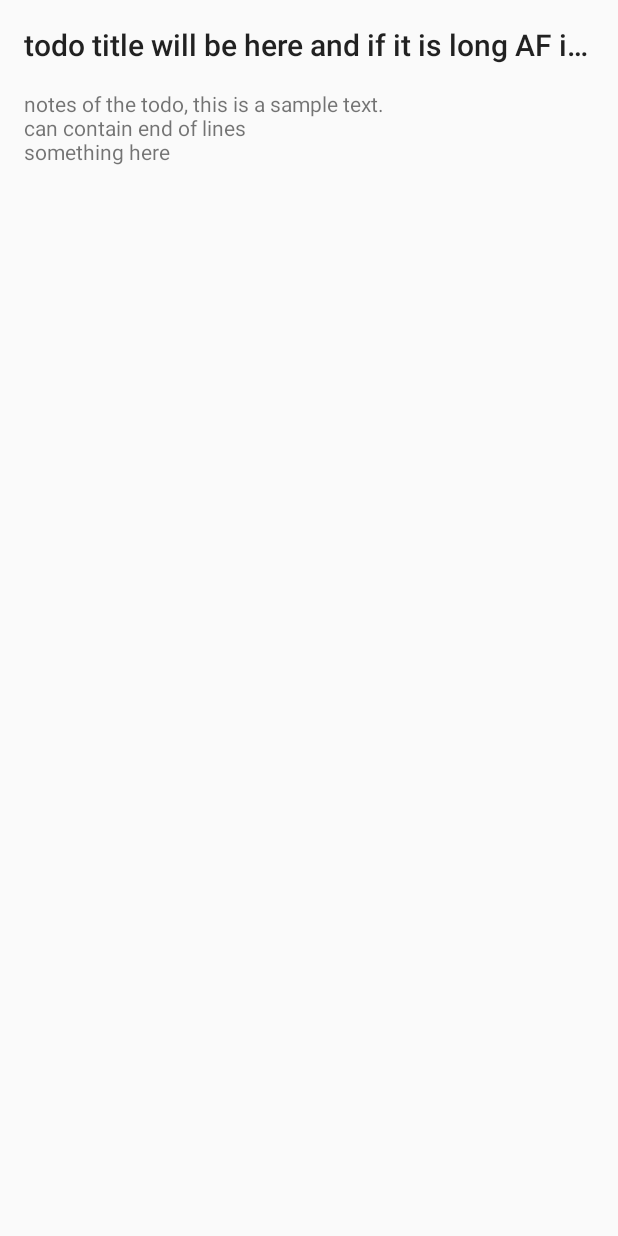
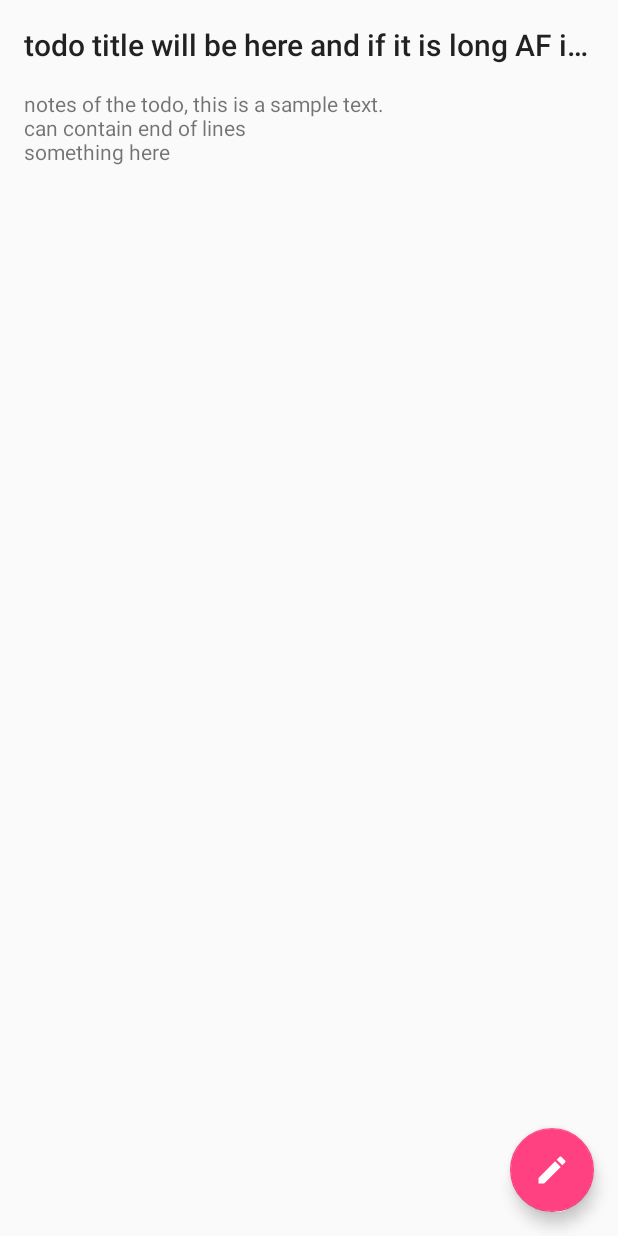
Before and after one commit to Nearsoft/android-school, an Android app: the layout activity_detail.xml on its own in the app's theme, with its tools: preview values and no code run, on a phone screen of 412 x 824 dp. Run offline under Robolectric (Android 15) with nearby library versions, the phone set to English and light mode, and no system bars.

Commit message:
details activity
- add fab to transition to `edit` activity

```diff
--- a/todoapp/TODOapp/app/src/main/java/com/nearsoft/androidschool/todoapp/activities/detail/DetailActivity.java
+++ b/todoapp/TODOapp/app/src/main/java/com/nearsoft/androidschool/todoapp/activities/detail/DetailActivity.java
@@ -2,7 +2,10 @@ package com.nearsoft.androidschool.todoapp.activities.detail;
 
 import android.os.Bundle;
 import android.support.annotation.Nullable;
+import android.support.design.widget.FloatingActionButton;
+import android.support.design.widget.Snackbar;
 import android.support.v7.app.AppCompatActivity;
+import android.view.View;
 import android.widget.TextView;
 
 import com.nearsoft.androidschool.todoapp.R;
@@ -14,6 +17,7 @@ public class DetailActivity extends AppCompatActivity {
 
     private TextView titleTextView;
     private TextView notesTextView;
+    private FloatingActionButton editFab;
 
     private ToDoContent todo;
 
@@ -24,6 +28,14 @@ public class DetailActivity extends AppCompatActivity {
         setContentView(R.layout.activity_detail);
         titleTextView = (TextView) findViewById(R.id.title);
         notesTextView = (TextView) findViewById(R.id.notes);
+        editFab = (FloatingActionButton) findViewById(R.id.fab);
+        editFab.setOnClickListener(new View.OnClickListener() {
+            @Override
+            public void onClick(View v) {
+                Snackbar.make(editFab, "should open the \"edit\" activity", Snackbar.LENGTH_SHORT).show();
+            }
+        });
+
         titleTextView.setText(todo.getTitle());
         notesTextView.setText(todo.getNotes());
     }
--- /dev/null
+++ b/todoapp/TODOapp/app/src/main/res/drawable/ic_edit_white.xml
@@ -0,0 +1,10 @@
+<?xml version="1.0" encoding="utf-8"?>
+<vector xmlns:android="http://schemas.android.com/apk/res/android"
+    android:width="24dp"
+    android:height="24dp"
+    android:viewportHeight="24.0"
+    android:viewportWidth="24.0">
+    <path
+        android:fillColor="@android:color/white"
+        android:pathData="M3,17.25V21h3.75L17.81,9.94l-3.75,-3.75L3,17.25zM20.71,7.04c0.39,-0.39 0.39,-1.02 0,-1.41l-2.34,-2.34c-0.39,-0.39 -1.02,-0.39 -1.41,0l-1.83,1.83 3.75,3.75 1.83,-1.83z" />
+</vector>
--- a/todoapp/TODOapp/app/src/main/res/layout/activity_detail.xml
+++ b/todoapp/TODOapp/app/src/main/res/layout/activity_detail.xml
@@ -2,13 +2,14 @@
 <android.support.design.widget.CoordinatorLayout xmlns:android="http://schemas.android.com/apk/res/android"
     xmlns:app="http://schemas.android.com/apk/res-auto"
     xmlns:tools="http://schemas.android.com/tools"
-    android:id="@+id/activity_todo_main"
+    android:id="@+id/activity_edit"
     android:layout_width="match_parent"
     android:layout_height="match_parent"
-    android:padding="@dimen/activity_vertical_margin"
     tools:context="com.nearsoft.androidschool.todoapp.activities.detail.DetailActivity">
 
     <RelativeLayout
+        android:id="@+id/content"
+        android:padding="@dimen/activity_vertical_margin"
         android:layout_width="match_parent"
         android:layout_height="match_parent">
 
@@ -33,4 +34,15 @@
 
     </RelativeLayout>
 
+    <android.support.design.widget.FloatingActionButton
+        android:id="@+id/fab"
+        android:layout_width="wrap_content"
+        android:layout_height="wrap_content"
+        android:layout_alignParentStart="true"
+        android:layout_alignParentTop="true"
+        android:layout_margin="16dp"
+        android:src="@drawable/ic_edit_white"
+        app:layout_anchor="@id/content"
+        app:layout_anchorGravity="bottom|right|end" />
+
 </android.support.design.widget.CoordinatorLayout>
--- a/todoapp/TODOapp/app/src/main/res/layout/activity_todomain.xml
+++ b/todoapp/TODOapp/app/src/main/res/layout/activity_todomain.xml
@@ -25,8 +25,6 @@
         android:layout_width="wrap_content"
         android:layout_height="wrap_content"
         android:layout_margin="16dp"
-        android:layout_marginBottom="10dp"
-        android:layout_marginEnd="10dp"
         android:src="@drawable/ic_add_white"
         app:layout_anchor="@id/recycler_view"
         app:layout_anchorGravity="bottom|right|end" />
```
